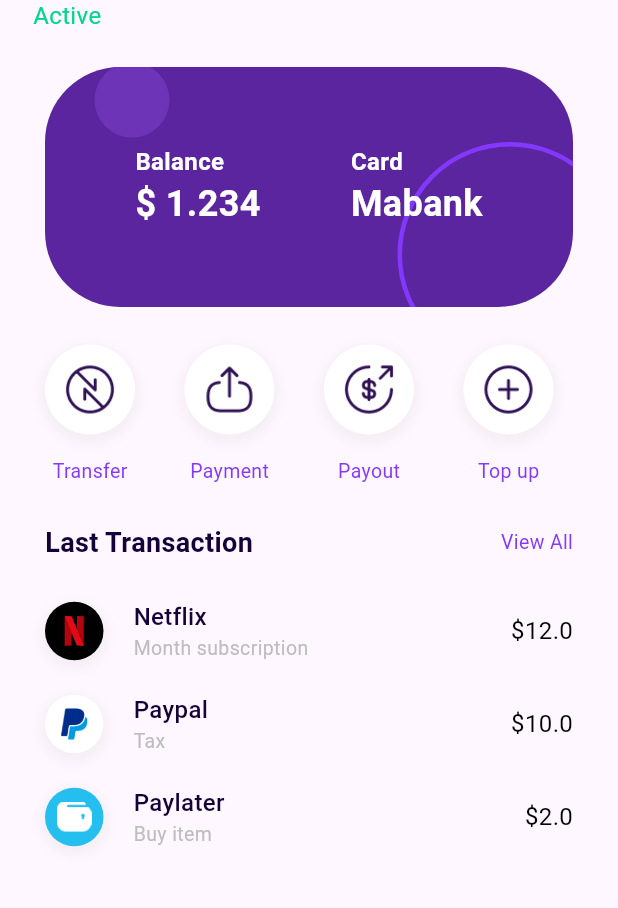
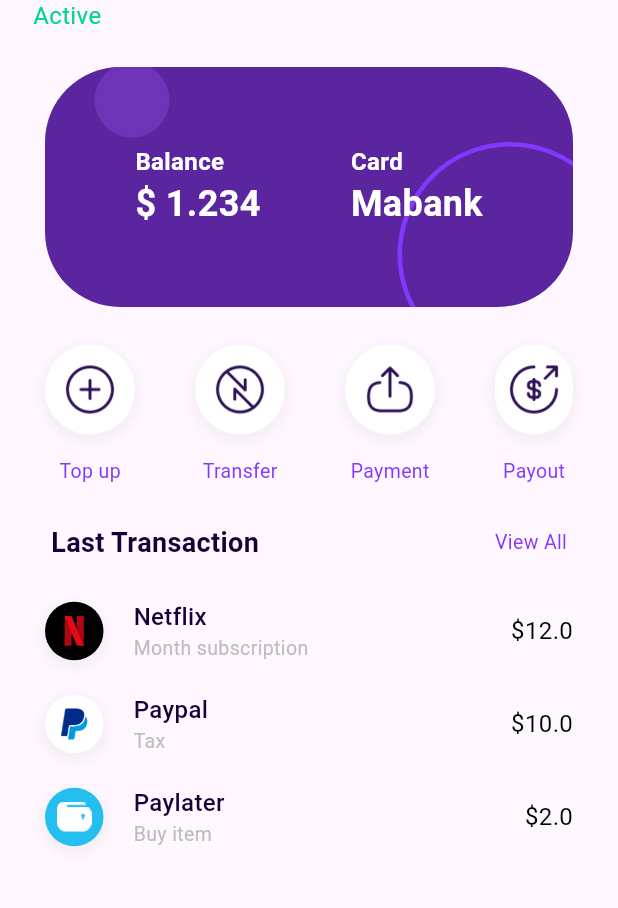
Before and after one commit to MokarmDev/wallet-app, a Flutter app: the HomeView screen opened directly, on a phone screen of 412 x 824 dp, the part 158-1066 px from its top. Run offline on Flutter 3.47's test engine with Material 3 defaults, Android fonts, the phone set to English and light mode, and no system bars; our stand-ins replace dot_navigation_bar, gap, image_picker.

Commit message:
Add onTap to view all in custom section title

```diff
--- a/lib/screens/home_screen.dart
+++ b/lib/screens/home_screen.dart
@@ -35,57 +35,6 @@ class HomeView extends StatelessWidget {
                   Column(
                     children: [
                       CustomCircleCard(
-                        image: 'assets/icons/transfer.png',
-                        onPressed: () {},
-                      ),
-                      const Gap(15),
-                      Text(
-                        'Transfer',
-                        style: TextStyles.textTexStyle(
-                          color: MyColor.purpleColor,
-                          fontSize: 13,
-                        ),
-                      )
-                    ],
-                  ),
-                  const Gap(33),
-                  Column(
-                    children: [
-                      CustomCircleCard(
-                        image: 'assets/icons/export.png',
-                        onPressed: () {},
-                      ),
-                      const Gap(15),
-                      Text(
-                        'Payment',
-                        style: TextStyles.textTexStyle(
-                          color: MyColor.purpleColor,
-                          fontSize: 13,
-                        ),
-                      )
-                    ],
-                  ),
-                  const Gap(33),
-                  Column(
-                    children: [
-                      CustomCircleCard(
-                        image: 'assets/icons/money.png',
-                        onPressed: () {},
-                      ),
-                      const Gap(15),
-                      Text(
-                        'Payout',
-                        style: TextStyles.textTexStyle(
-                          color: MyColor.purpleColor,
-                          fontSize: 13,
-                        ),
-                      )
-                    ],
-                  ),
-                  const Gap(33),
-                  Column(
-                    children: [
-                      CustomCircleCard(
                         image: 'assets/icons/add_circle.png',
                         onPressed: () {
                           Navigator.push(
@@ -104,16 +53,70 @@ class HomeView extends StatelessWidget {
                       )
                     ],
                   ),
+                  const Gap(40),
+                  Column(
+                    children: [
+                      CustomCircleCard(
+                        image: 'assets/icons/transfer.png',
+                        onPressed: () {},
+                      ),
+                      const Gap(15),
+                      Text(
+                        'Transfer',
+                        style: TextStyles.textTexStyle(
+                          color: MyColor.purpleColor,
+                          fontSize: 13,
+                        ),
+                      )
+                    ],
+                  ),
+                  const Gap(40),
+                  Column(
+                    children: [
+                      CustomCircleCard(
+                        image: 'assets/icons/export.png',
+                        onPressed: () {},
+                      ),
+                      const Gap(15),
+                      Text(
+                        'Payment',
+                        style: TextStyles.textTexStyle(
+                          color: MyColor.purpleColor,
+                          fontSize: 13,
+                        ),
+                      )
+                    ],
+                  ),
+                  const Gap(40),
+                  Expanded(
+                    child: Column(
+                      children: [
+                        CustomCircleCard(
+                          image: 'assets/icons/money.png',
+                          onPressed: () {},
+                        ),
+                        const Gap(15),
+                        Text(
+                          'Payout',
+                          style: TextStyles.textTexStyle(
+                            color: MyColor.purpleColor,
+                            fontSize: 13,
+                          ),
+                        )
+                      ],
+                    ),
+                  ),
                 ],
               ),
             ),
             const SliverToBoxAdapter(
               child: Gap(25),
             ),
-            const SliverToBoxAdapter(
+            SliverToBoxAdapter(
               child: CustomSectionTitle(
                 title: 'Last Transaction',
                 subTitle: 'View All',
+                onTap: () {},
               ),
             ),
             const SliverToBoxAdapter(
--- a/lib/widgets/custom_section_title.dart
+++ b/lib/widgets/custom_section_title.dart
@@ -6,13 +6,16 @@ import '../themes/text_styles.dart';
 class CustomSectionTitle extends StatelessWidget {
   final String title;
   final String subTitle;
+  final Function()? onTap;
 
   const CustomSectionTitle(
-      {super.key, required this.title, required this.subTitle});
+      {super.key, required this.title, required this.subTitle, this.onTap});
 
   @override
   Widget build(BuildContext context) {
-    return Row(
+    return Padding(
+      padding: const EdgeInsets.symmetric(horizontal: 4.0),
+      child: Row(
         mainAxisAlignment: MainAxisAlignment.spaceBetween,
         children: [
           Text(
@@ -22,14 +25,18 @@ class CustomSectionTitle extends StatelessWidget {
                 fontSize: 18,
                 fontWeight: FontWeight.w700),
           ),
-        Text(
+          InkWell(
+            onTap: onTap,
+            child: Text(
               subTitle,
               style: TextStyles.textTexStyle(
                 color: MyColor.purpleColor,
                 fontSize: 13,
               ),
             ),
+          ),
         ],
+      ),
     );
   }
 }
```
Lines whose indentation alone changed are shown as unchanged.
